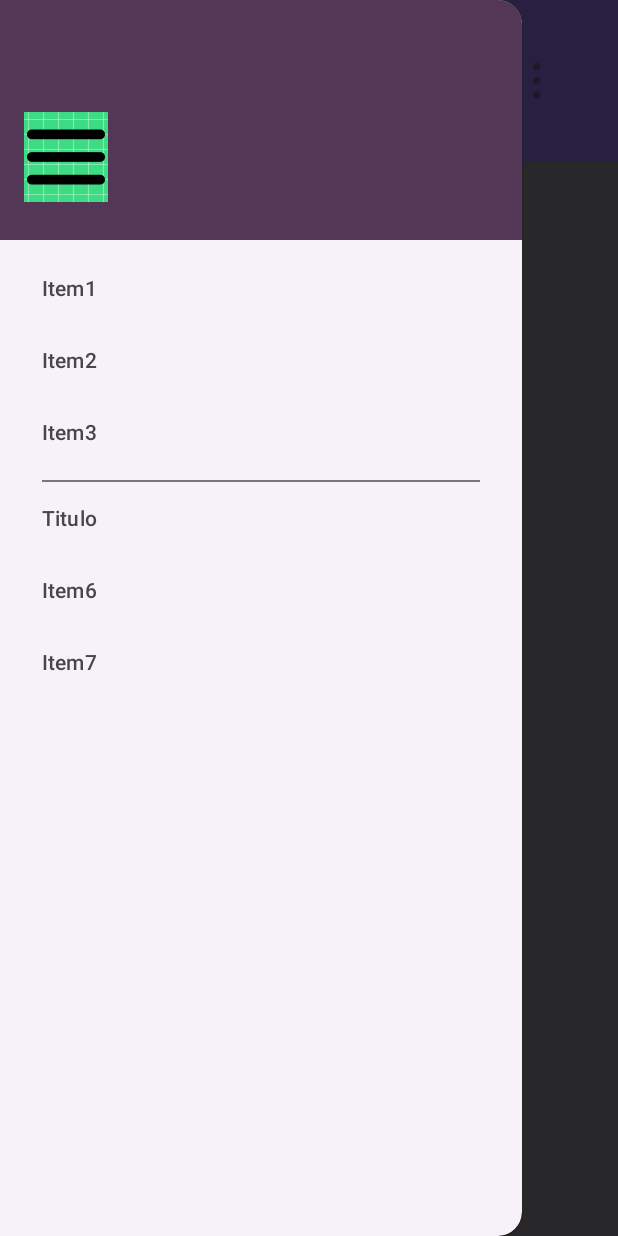
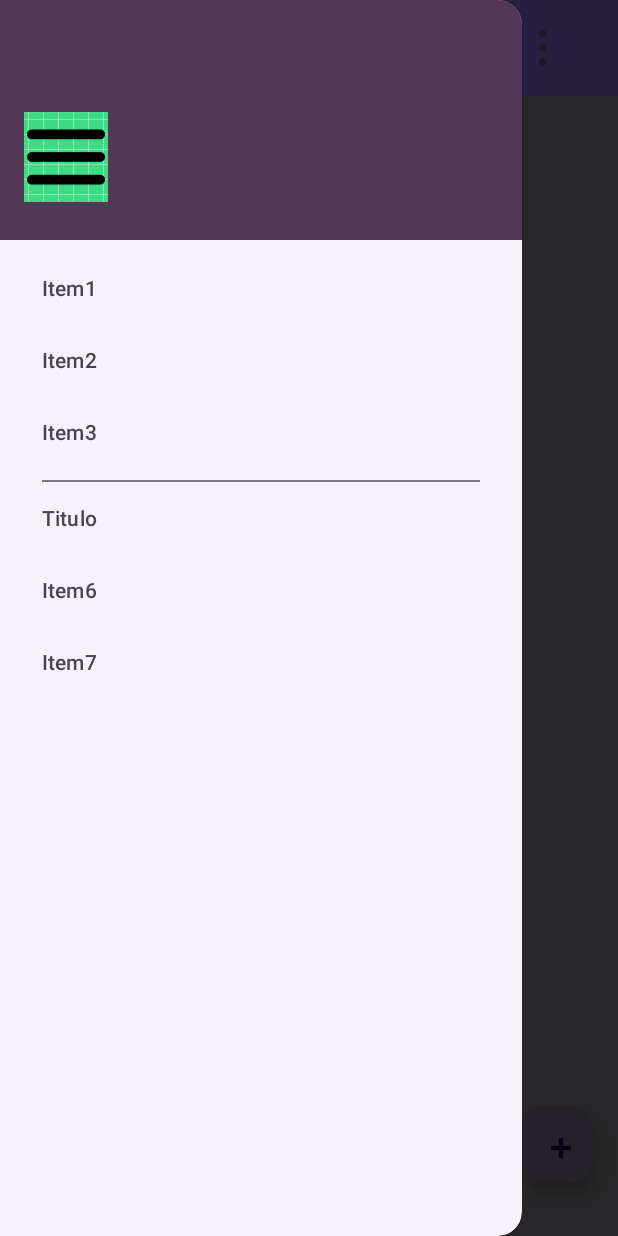
Before and after one commit to Andres-Perez-Leonis/Kotlin_Proyects, an Android app: the screen it shows after launch (MainActivity), with the side drawer open, on a phone screen of 412 x 824 dp. Run offline under Robolectric (Android 15) with nearby library versions, the phone set to English and light mode, and no system bars.

Commit message:
Add String's - Task CardView Add - Task chaged to Parcelable - TaskInfo Acticity Add - Task CardView Button Works Add

```diff
--- a/ToDoList2/app/build.gradle.kts
+++ b/ToDoList2/app/build.gradle.kts
@@ -9,7 +9,7 @@ android {
 
     defaultConfig {
         applicationId = "com.example.todolist"
-        minSdk = 25
+        minSdk = 26
         targetSdk = 34
         versionCode = 1
         versionName = "1.0"
@@ -45,4 +45,7 @@ dependencies {
     testImplementation(libs.junit)
     androidTestImplementation(libs.androidx.junit)
     androidTestImplementation(libs.androidx.espresso.core)
+
+    implementation("org.parceler:parceler-api:1.1.13")
+    annotationProcessor("org.parceler:parceler:1.1.13")
 }
--- a/ToDoList2/app/src/main/AndroidManifest.xml
+++ b/ToDoList2/app/src/main/AndroidManifest.xml
@@ -13,6 +13,9 @@
         android:theme="@style/Theme.ToDoList"
         tools:targetApi="31">
         <activity
+            android:name=".task_info"
+            android:exported="false" />
+        <activity
             android:name=".MainActivity"
             android:exported="true">
             <intent-filter>
--- a/ToDoList2/app/src/main/java/com/example/todolist/MainActivity.kt
+++ b/ToDoList2/app/src/main/java/com/example/todolist/MainActivity.kt
@@ -1,46 +1,76 @@
 package com.example.todolist
 
+import android.app.TaskInfo
+import android.content.Context
+import android.content.Intent
 import android.content.res.Configuration
 import android.os.Bundle
+import android.util.Log
 import android.view.MenuInflater
 import android.view.MenuItem
 import android.widget.ImageButton
 import android.widget.PopupMenu
 import android.widget.Toast
 import androidx.activity.enableEdgeToEdge
+import androidx.activity.result.ActivityResultLauncher
+import androidx.activity.result.contract.ActivityResultContracts
 import androidx.appcompat.app.ActionBarDrawerToggle
 import androidx.appcompat.app.AppCompatActivity
 import androidx.appcompat.widget.Toolbar
 import androidx.core.view.GravityCompat
 import androidx.drawerlayout.widget.DrawerLayout
+import androidx.recyclerview.widget.LinearLayoutManager
+import androidx.recyclerview.widget.RecyclerView
+import com.google.android.material.floatingactionbutton.FloatingActionButton
 import com.google.android.material.navigation.NavigationView
 
 class MainActivity : AppCompatActivity(), NavigationView.OnNavigationItemSelectedListener {
 
-    private lateinit var drawer: DrawerLayout;
-    private lateinit var toggle: ActionBarDrawerToggle;
+    companion object {
+        const val REQUEST_CODE_TASK = 1001
+    }
 
+    private lateinit var drawer: DrawerLayout
+    private lateinit var toggle: ActionBarDrawerToggle
+    private lateinit var taskList: MutableList<Task>
+    private lateinit var context: Context
+    private lateinit var listTaskView: RecyclerView
 
+    private lateinit var  taskResultLauncher: ActivityResultLauncher<Intent>
 
     override fun onCreate(savedInstanceState: Bundle?) {
         super.onCreate(savedInstanceState)
         enableEdgeToEdge()
         setContentView(R.layout.activity_main)
 
-        val toolBar: Toolbar = findViewById<Toolbar>(R.id.toolbar_main);
-        setSupportActionBar(toolBar);
+        val toolBar: Toolbar = findViewById(R.id.toolbar_main)
+        setSupportActionBar(toolBar)
 
-        drawer = findViewById(R.id.drawer_layout);
 
-        toggle = ActionBarDrawerToggle(this, drawer, toolBar, R.string.navigation_drawer_open, R.string.navigation_drawer_close);
+        taskList = mutableListOf<Task>()
 
-        drawer.addDrawerListener(toggle);
+        context = applicationContext
 
-        supportActionBar?.setDisplayHomeAsUpEnabled(true);
-        supportActionBar?.setHomeButtonEnabled(true);
 
-        val navigationView: NavigationView = findViewById<NavigationView>(R.id.nav_view);
-        navigationView.setNavigationItemSelectedListener(this);
+        drawer = findViewById(R.id.drawer_layout)
+
+        toggle = ActionBarDrawerToggle(this, drawer, toolBar, R.string.navigation_drawer_open, R.string.navigation_drawer_close)
+
+        drawer.addDrawerListener(toggle)
+        supportActionBar?.setDisplayHomeAsUpEnabled(true)
+        supportActionBar?.setHomeButtonEnabled(true)
+
+
+        listTaskView = findViewById<RecyclerView>(R.id.to_do_list)
+        listTaskView.adapter = TaskAdapter(taskList, this) {
+            position ->
+                taskList.removeAt(position)
+                listTaskView.adapter?.notifyItemRemoved(position - 1)
+        }
+        listTaskView.layoutManager = LinearLayoutManager(this)
+
+        val navigationView: NavigationView = findViewById(R.id.nav_view)
+        navigationView.setNavigationItemSelectedListener(this)
 
         findViewById<ImageButton>(R.id.dropdown_menu).setOnClickListener {
             val popup = PopupMenu(this, it)
@@ -50,21 +80,45 @@ class MainActivity : AppCompatActivity(), NavigationView.OnNavigationItemSelecte
         }
 
 
+        taskResultLauncher = registerForActivityResult(ActivityResultContracts.StartActivityForResult()) {
+                result ->
+                if (result.resultCode == RESULT_OK) {
+                    //Toast.makeText(this, "Todo fue correctamente", Toast.LENGTH_SHORT).show()
+                    val newTask: Task? = result.data?.getParcelableExtra("task")
+                    if(newTask == null)
+                        Toast.makeText(this, "Devolvio nulo", Toast.LENGTH_SHORT).show()
+                    newTask?.let {
+                        Toast.makeText(this, newTask.getNoum(), Toast.LENGTH_SHORT).show()
+                        taskList.add(it)
+                        listTaskView.adapter?.notifyItemInserted(taskList.size - 1)
+
+                    }
+                }
+        }
+
+        val addTaskBtn: FloatingActionButton = findViewById(R.id.add_task)
+        addTaskBtn.setOnClickListener {
+            val intent: Intent = Intent(this, task_info::class.java)
+            taskResultLauncher.launch(intent)
+            //startActivityForResult(intent, REQUEST_CODE_TASK)
+        }
+
     }
+
 
     override fun onNavigationItemSelected(item: MenuItem): Boolean {
         when(item.itemId) {
-            R.id.Item1 -> Toast.makeText(this, "Item 1", Toast.LENGTH_SHORT).show();
-            R.id.Item2 -> Toast.makeText(this, "Item 2", Toast.LENGTH_SHORT).show();
-            R.id.Item3 -> Toast.makeText(this, "Item 3", Toast.LENGTH_SHORT).show();
+            R.id.Item1 -> Toast.makeText(this, "Item 1", Toast.LENGTH_SHORT).show()
+            R.id.Item2 -> Toast.makeText(this, "Item 2", Toast.LENGTH_SHORT).show()
+            R.id.Item3 -> Toast.makeText(this, "Item 3", Toast.LENGTH_SHORT).show()
         }
-        drawer.closeDrawer(GravityCompat.START);
-        return true;
+        drawer.closeDrawer(GravityCompat.START)
+        return true
     }
 
     override fun onPostCreate(savedInstanceState: Bundle?) {
         super.onPostCreate(savedInstanceState)
-        toggle.syncState();
+        toggle.syncState()
     }
 
     override fun onConfigurationChanged(newConfig: Configuration) {
@@ -78,4 +132,23 @@ class MainActivity : AppCompatActivity(), NavigationView.OnNavigationItemSelecte
         }
         return super.onOptionsItemSelected(item)
     }
+/*
+    override fun onActivityResult(requestCode: Int, resultCode: Int, data: Intent?) {
+        super.onActivityResult(requestCode, resultCode, data)
+        Log.d("MainActivity", "Se llama a la funcion")
+        Log.d("MainActivity", resultCode.toString())
+        Toast.makeText(this, resultCode.toString(), Toast.LENGTH_SHORT).show()
+        if (requestCode == resultCode && resultCode == RESULT_OK) {
+            Toast.makeText(this, "Todo fue correctamente", Toast.LENGTH_SHORT).show()
+            val newTask: Task? = data?.getParcelableExtra("task")
+            newTask?.let {
+                Toast.makeText(this, newTask.getNoum(), Toast.LENGTH_SHORT).show()
+                taskList.add(it)
+                listTaskView.adapter?.notifyItemInserted(taskList.size - 1)
+            }
+        }
+    }
+
+
+ */
 }
--- /dev/null
+++ b/ToDoList2/app/src/main/res/color/priority_color_selector.xml
@@ -0,0 +1,6 @@
+<selector xmlns:android="http://schemas.android.com/apk/res/android">
+    <item android:color="@color/red" android:state_checked="true"/>
+    <item android:color="@color/orange" android:state_checked="true"/>
+    <item android:color="@color/yellow" android:state_checked="true"/>
+    <item android:color="@color/green" android:state_checked="true"/>
+</selector>
--- a/ToDoList2/app/src/main/res/layout/activity_main.xml
+++ b/ToDoList2/app/src/main/res/layout/activity_main.xml
@@ -7,10 +7,37 @@
     android:layout_height="match_parent"
     tools:context=".MainActivity">
 
-    <androidx.recyclerview.widget.RecyclerView
-        android:id="@+id/to_do_list"
+    <androidx.constraintlayout.widget.ConstraintLayout
         android:layout_width="match_parent"
-        android:layout_height="wrap_content"></androidx.recyclerview.widget.RecyclerView>
+        android:layout_height="match_parent">
+
+        <androidx.recyclerview.widget.RecyclerView
+            android:id="@+id/to_do_list"
+            android:layout_width="409dp"
+            android:layout_height="574dp"
+            app:layout_constraintBottom_toBottomOf="parent"
+            app:layout_constraintEnd_toEndOf="parent"
+            app:layout_constraintHorizontal_bias="0.0"
+            app:layout_constraintStart_toStartOf="parent"
+            app:layout_constraintTop_toTopOf="parent"
+            app:layout_constraintVertical_bias="0.401">
+
+        </androidx.recyclerview.widget.RecyclerView>
+
+        <com.google.android.material.floatingactionbutton.FloatingActionButton
+            android:id="@+id/add_task"
+            android:layout_width="50dp"
+            android:layout_height="50dp"
+            android:clickable="true"
+            android:contentDescription="@string/description_btn_add_task"
+            app:layout_constraintBottom_toBottomOf="parent"
+            app:layout_constraintEnd_toEndOf="parent"
+            app:layout_constraintHorizontal_bias="0.955"
+            app:layout_constraintStart_toStartOf="parent"
+            app:layout_constraintTop_toBottomOf="@+id/to_do_list"
+            app:layout_constraintVertical_bias="0.636"
+            app:srcCompat="@android:drawable/ic_input_add" />
+    </androidx.constraintlayout.widget.ConstraintLayout>
 
     <include
         layout="@layout/top_bar"
@@ -23,5 +50,8 @@
         android:id="@+id/nav_view"
         android:layout_gravity="start"
         app:headerLayout="@layout/nav_header_main"
-        app:menu="@menu/activity_main_drawer"/>
+        app:menu="@menu/activity_main_drawer">
+
+    </com.google.android.material.navigation.NavigationView>
+
 </androidx.drawerlayout.widget.DrawerLayout>
--- a/ToDoList2/app/src/main/res/layout/top_bar.xml
+++ b/ToDoList2/app/src/main/res/layout/top_bar.xml
@@ -23,10 +23,11 @@
 
             <ImageButton
                 android:id="@+id/dropdown_menu"
-                android:layout_width="48dp"
-                android:layout_height="48dp"
+                android:layout_width="40dp"
+                android:layout_height="40dp"
                 android:layout_gravity="end"
-                android:layout_margin="30dp"
+                android:layout_marginEnd="30dp"
+                android:layout_marginBottom="10dp"
                 android:background="?attr/colorPrimary"
                 android:contentDescription="@string/descr_overflow_button"
                 android:src="@drawable/ic_dots_vertical"
--- a/ToDoList2/app/src/main/res/values/colors.xml
+++ b/ToDoList2/app/src/main/res/values/colors.xml
@@ -2,4 +2,9 @@
 <resources>
     <color name="black">#FF000000</color>
     <color name="white">#FFFFFFFF</color>
+    <color name="red">#FF0000</color>      <!-- Rojo -->
+    <color name="orange">#FFA500</color>   <!-- Naranja -->
+    <color name="yellow">#FFFF00</color>   <!-- Amarillo -->
+    <color name="green">#008000</color>    <!-- Verde -->
+
 </resources>
```
Also changed, not shown: ToDoList2/app/src/main/java/com/example/todolist/Task.kt (added, +67 -0 lines), ToDoList2/app/src/main/java/com/example/todolist/TaskAdapter.kt (added, +59 -0 lines), ToDoList2/app/src/main/java/com/example/todolist/task_info.kt (added, +101 -0 lines), ToDoList2/app/src/main/res/layout/activity_task_info.xml (added, +161 -0 lines), ToDoList2/app/src/main/res/layout/element_list.xml (+7 -6 lines), ToDoList2/app/src/main/res/layout/list_priority_item.xml (added, +8 -0 lines), ToDoList2/app/src/main/res/layout/switch_item.xml (deleted, +0 -11 lines), ToDoList2/app/src/main/res/values/strings.xml (+15 -1 lines), ToDoList2/app/src/main/res/drawable-hdpi/ic_table.png (added), ToDoList2/app/src/main/res/drawable-mdpi/ic_table.png (added), ToDoList2/app/src/main/res/drawable-xhdpi/ic_table.png (added), ToDoList2/app/src/main/res/drawable-xxhdpi/ic_table.png (added), ToDoList2/app/src/main/res/drawable-xxxhdpi/ic_table.png (added).
